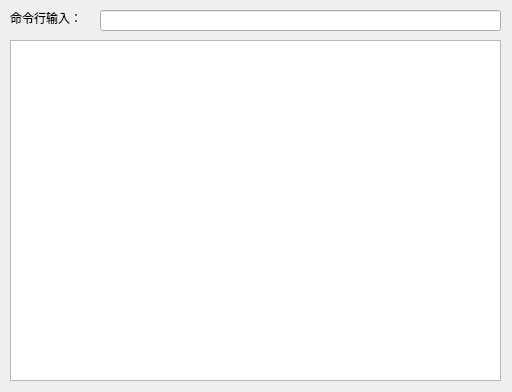
Qt form PageUI/cmdlinePage.ui (lxambulance/CoLoRagent) before a commit.
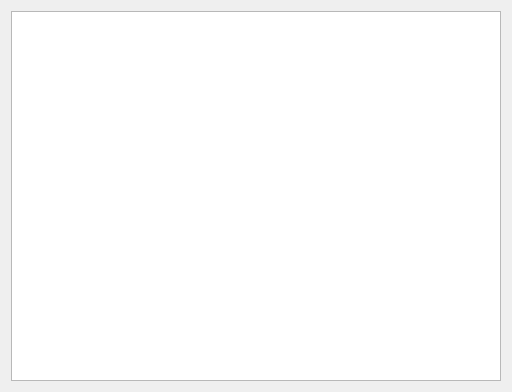
The same form after that commit.

The edit to the form file:
```diff
--- a/PageUI/cmdlinePage.ui
+++ b/PageUI/cmdlinePage.ui
@@ -13,39 +13,11 @@
   <property name="windowTitle">
    <string>Form</string>
   </property>
-  <widget class="QLineEdit" name="lineEdit">
-   <property name="geometry">
-    <rect>
-     <x>100</x>
-     <y>10</y>
-     <width>401</width>
-     <height>21</height>
-    </rect>
-   </property>
-  </widget>
-  <widget class="QLabel" name="label">
-   <property name="geometry">
-    <rect>
-     <x>10</x>
-     <y>10</y>
-     <width>71</width>
-     <height>16</height>
-    </rect>
-   </property>
-   <property name="text">
-    <string>命令行输入：</string>
-   </property>
-  </widget>
-  <widget class="QTextEdit" name="textEdit_2">
-   <property name="geometry">
-    <rect>
-     <x>10</x>
-     <y>40</y>
-     <width>491</width>
-     <height>341</height>
-    </rect>
-   </property>
-  </widget>
+  <layout class="QVBoxLayout" name="verticalLayout">
+   <item>
+    <widget class="QTextEdit" name="textEdit"/>
+   </item>
+  </layout>
  </widget>
  <resources/>
  <connections/>
```
